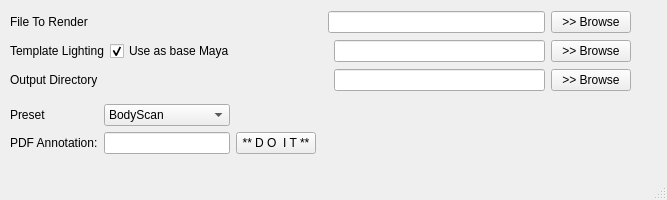
Qt form bb_python/bbRenderProto/ui/bbRenderBoxx_Proto_UI.ui (Chicane5/ByteBoxx) before a commit.
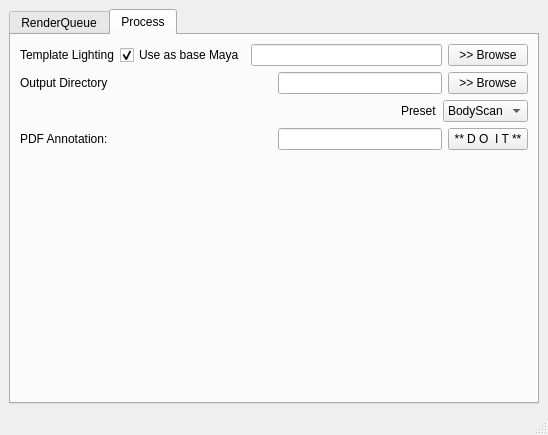
The same form after that commit. The open tabs and pages were chosen to show the change.

```diff
--- a/bb_python/bbRenderProto/ui/bbRenderBoxx_Proto_UI.ui
+++ b/bb_python/bbRenderProto/ui/bbRenderBoxx_Proto_UI.ui
@@ -6,62 +6,80 @@
    <rect>
     <x>0</x>
     <y>0</y>
-    <width>667</width>
-    <height>200</height>
+    <width>548</width>
+    <height>435</height>
    </rect>
   </property>
   <property name="windowTitle">
    <string>RenderBoxx_Proto</string>
   </property>
   <widget class="QWidget" name="centralwidget">
-   <widget class="QWidget" name="">
-    <property name="geometry">
-     <rect>
-      <x>10</x>
-      <y>10</y>
-      <width>621</width>
-      <height>83</height>
-     </rect>
-    </property>
-    <layout class="QGridLayout" name="gridLayout">
-     <item row="0" column="0">
-      <widget class="QLabel" name="label">
-       <property name="text">
-        <string>File To Render</string>
-       </property>
-      </widget>
-     </item>
-     <item row="0" column="1">
-      <spacer name="horizontalSpacer_3">
+   <layout class="QHBoxLayout" name="horizontalLayout_6">
+    <item>
+     <widget class="QTabWidget" name="tabWidget">
+      <property name="currentIndex">
+       <number>0</number>
+      </property>
+      <widget class="QWidget" name="tab">
+       <attribute name="title">
+        <string>RenderQueue</string>
+       </attribute>
+       <layout class="QVBoxLayout" name="verticalLayout">
+        <item>
+         <widget class="QTreeView" name="treeView_diskmap"/>
+        </item>
+        <item>
+         <widget class="Line" name="line">
        <property name="orientation">
         <enum>Qt::Horizontal</enum>
        </property>
-       <property name="sizeHint" stdset="0">
+         </widget>
+        </item>
+        <item>
+         <widget class="QListWidget" name="listWidget_queue">
+          <property name="maximumSize">
         <size>
-         <width>88</width>
-         <height>20</height>
-        </size>
-       </property>
-      </spacer>
-     </item>
-     <item row="0" column="2" colspan="2">
-      <widget class="QLineEdit" name="lineEdit_file"/>
-     </item>
-     <item row="0" column="4">
-      <widget class="QPushButton" name="pushButton_browseIn">
+            <width>16777215</width>
+            <height>125</height>
+           </size>
+          </property>
+         </widget>
+        </item>
+        <item>
+         <layout class="QHBoxLayout" name="horizontalLayout">
+          <item>
+           <widget class="QPushButton" name="pushButton_add">
+            <property name="text">
+             <string>Add</string>
+            </property>
+           </widget>
+          </item>
+          <item>
+           <widget class="QPushButton" name="pushButton_remove">
        <property name="text">
-        <string>&gt;&gt; Browse</string>
+             <string>Remove</string>
        </property>
       </widget>
      </item>
-     <item row="1" column="0">
+         </layout>
+        </item>
+       </layout>
+      </widget>
+      <widget class="QWidget" name="tab_2">
+       <attribute name="title">
+        <string>Process</string>
+       </attribute>
+       <layout class="QVBoxLayout" name="verticalLayout_2">
+        <item>
+         <layout class="QHBoxLayout" name="horizontalLayout_2">
+          <item>
       <widget class="QLabel" name="label_5">
        <property name="text">
         <string>Template Lighting</string>
        </property>
       </widget>
      </item>
-     <item row="1" column="1" colspan="2">
+          <item>
       <widget class="QCheckBox" name="checkBox_useMaya">
        <property name="text">
         <string>Use as base Maya</string>
@@ -71,24 +89,28 @@
        </property>
       </widget>
      </item>
-     <item row="1" column="3">
+          <item>
       <widget class="QLineEdit" name="lineEdit_fileLighting"/>
      </item>
-     <item row="1" column="4">
+          <item>
       <widget class="QPushButton" name="pushButton_browseLight">
        <property name="text">
         <string>&gt;&gt; Browse</string>
        </property>
       </widget>
      </item>
-     <item row="2" column="0">
+         </layout>
+        </item>
+        <item>
+         <layout class="QHBoxLayout" name="horizontalLayout_3">
+          <item>
       <widget class="QLabel" name="label_4">
        <property name="text">
         <string>Output Directory</string>
        </property>
       </widget>
      </item>
-     <item row="2" column="1">
+          <item>
       <spacer name="horizontalSpacer_4">
        <property name="orientation">
         <enum>Qt::Horizontal</enum>
@@ -101,10 +123,10 @@
        </property>
       </spacer>
      </item>
-     <item row="2" column="3">
+          <item>
       <widget class="QLineEdit" name="lineEdit_outputdir"/>
      </item>
-     <item row="2" column="4">
+          <item>
       <widget class="QPushButton" name="pushButton_browseOut">
        <property name="text">
         <string>&gt;&gt; Browse</string>
@@ -112,25 +134,30 @@
       </widget>
      </item>
     </layout>
-   </widget>
-   <widget class="QWidget" name="">
-    <property name="geometry">
-     <rect>
-      <x>10</x>
-      <y>104</y>
-      <width>604</width>
-      <height>51</height>
-     </rect>
-    </property>
-    <layout class="QGridLayout" name="gridLayout_2">
-     <item row="0" column="0">
+        </item>
+        <item>
+         <layout class="QHBoxLayout" name="horizontalLayout_4">
+          <item>
+           <spacer name="horizontalSpacer_2">
+            <property name="orientation">
+             <enum>Qt::Horizontal</enum>
+            </property>
+            <property name="sizeHint" stdset="0">
+             <size>
+              <width>288</width>
+              <height>20</height>
+             </size>
+            </property>
+           </spacer>
+          </item>
+          <item>
       <widget class="QLabel" name="label_2">
        <property name="text">
         <string>Preset</string>
        </property>
       </widget>
      </item>
-     <item row="0" column="1">
+          <item>
       <widget class="QComboBox" name="comboBox_preset">
        <item>
         <property name="text">
@@ -139,51 +166,60 @@
        </item>
       </widget>
      </item>
-     <item row="0" column="2" colspan="2">
-      <spacer name="horizontalSpacer">
-       <property name="orientation">
-        <enum>Qt::Horizontal</enum>
-       </property>
-       <property name="sizeHint" stdset="0">
-        <size>
-         <width>378</width>
-         <height>20</height>
-        </size>
-       </property>
-      </spacer>
-     </item>
-     <item row="1" column="0">
+         </layout>
+        </item>
+        <item>
+         <layout class="QHBoxLayout" name="horizontalLayout_5">
+          <item>
       <widget class="QLabel" name="label_3">
        <property name="text">
         <string>PDF Annotation:</string>
        </property>
       </widget>
      </item>
-     <item row="1" column="1">
+          <item>
+           <spacer name="horizontalSpacer">
+            <property name="orientation">
+             <enum>Qt::Horizontal</enum>
+            </property>
+            <property name="sizeHint" stdset="0">
+             <size>
+              <width>98</width>
+              <height>20</height>
+             </size>
+            </property>
+           </spacer>
+          </item>
+          <item>
       <widget class="QLineEdit" name="lineEdit_annotation"/>
      </item>
-     <item row="1" column="2">
+          <item>
       <widget class="QPushButton" name="pushButton_doit">
        <property name="text">
         <string>** D O  I T **</string>
        </property>
       </widget>
      </item>
-     <item row="1" column="3">
-      <spacer name="horizontalSpacer_2">
+         </layout>
+        </item>
+        <item>
+         <spacer name="verticalSpacer">
        <property name="orientation">
-        <enum>Qt::Horizontal</enum>
+           <enum>Qt::Vertical</enum>
        </property>
        <property name="sizeHint" stdset="0">
         <size>
-         <width>268</width>
-         <height>20</height>
+            <width>20</width>
+            <height>208</height>
         </size>
        </property>
       </spacer>
      </item>
     </layout>
    </widget>
+     </widget>
+    </item>
+   </layout>
   </widget>
   <widget class="QMenuBar" name="menubar">
    <property name="geometry">
```
Left out of the diff: 2 changed lines with no effect on the pictures. Lines whose indentation alone changed are shown as unchanged.
